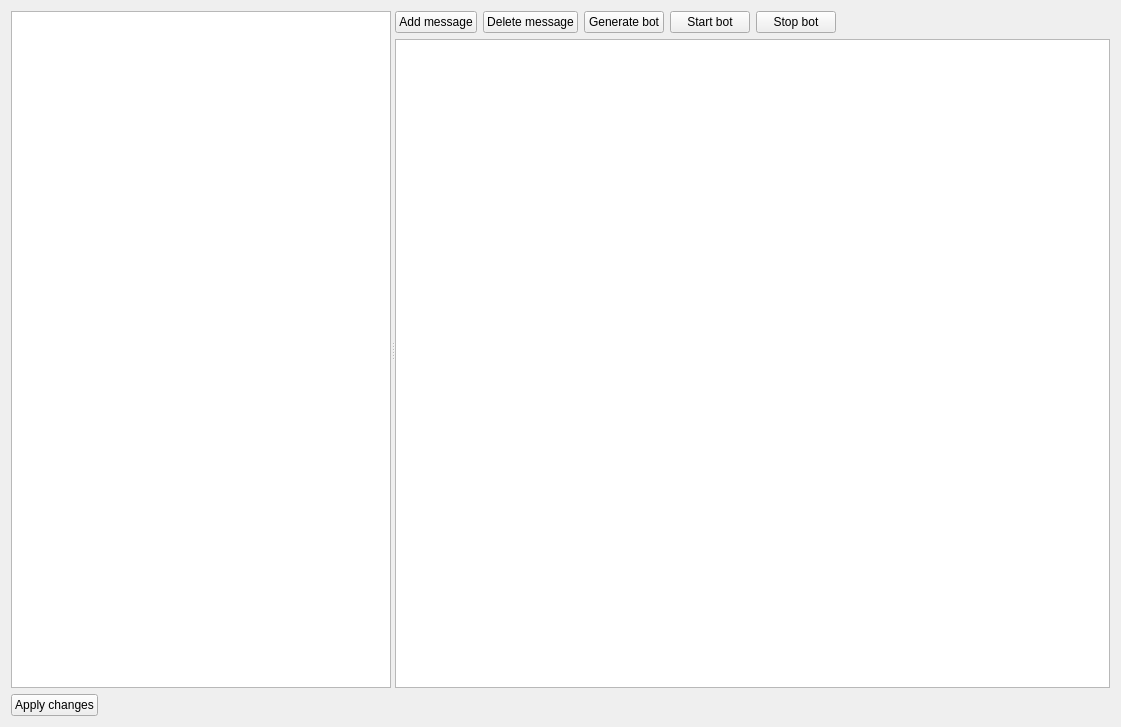
Before: the Qt Designer form desktop_constructor_app/constructor_app/widgets/bot_editor_form.ui in cuttlesystems/simplegram, drawn with Qt 5.
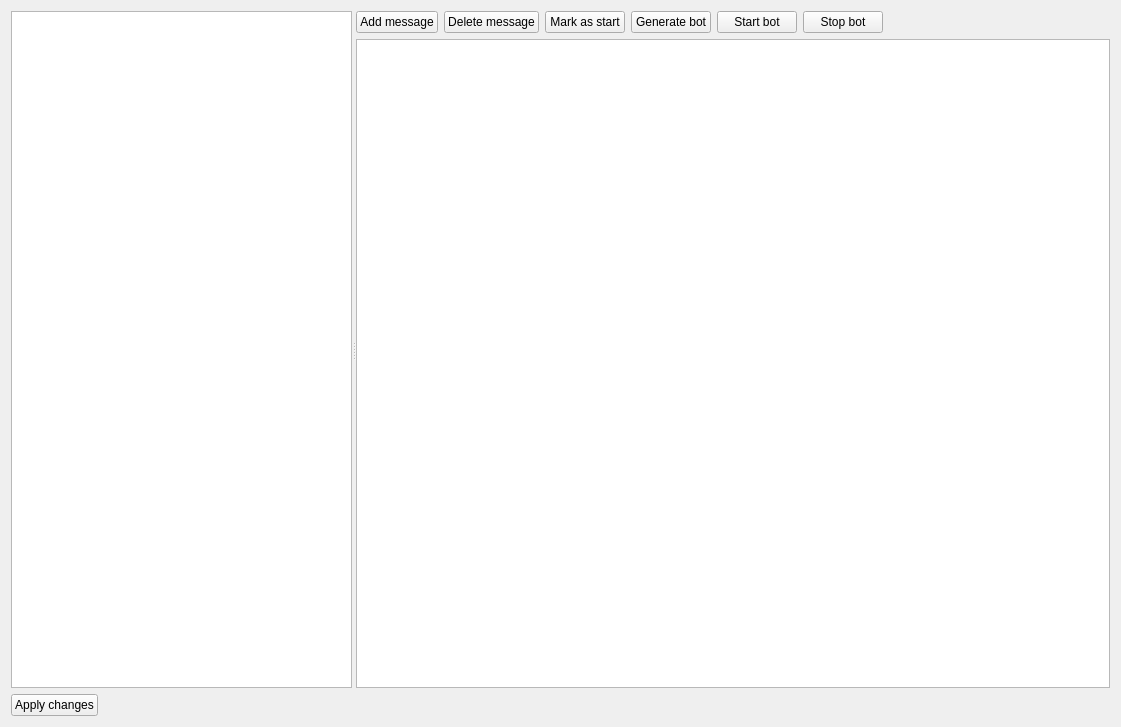
After: the same form once the commit is applied. Custom widgets are drawn as their Qt base class.

Commit message: Добавил заготовку кнопки Mark as start. Исправил, что не запускалось.

Diff of the .ui file:
```diff
--- a/desktop_constructor_app/constructor_app/widgets/bot_editor_form.ui
+++ b/desktop_constructor_app/constructor_app/widgets/bot_editor_form.ui
@@ -38,6 +38,13 @@
            </property>
           </widget>
          </item>
+         <item>
+          <widget class="QPushButton" name="mark_as_start_button">
+           <property name="text">
+            <string>Mark as start</string>
+           </property>
+          </widget>
+         </item>
          <item>
           <widget class="QPushButton" name="generate_bot_button">
            <property name="text">
```
The commit also changes 1 other file.
